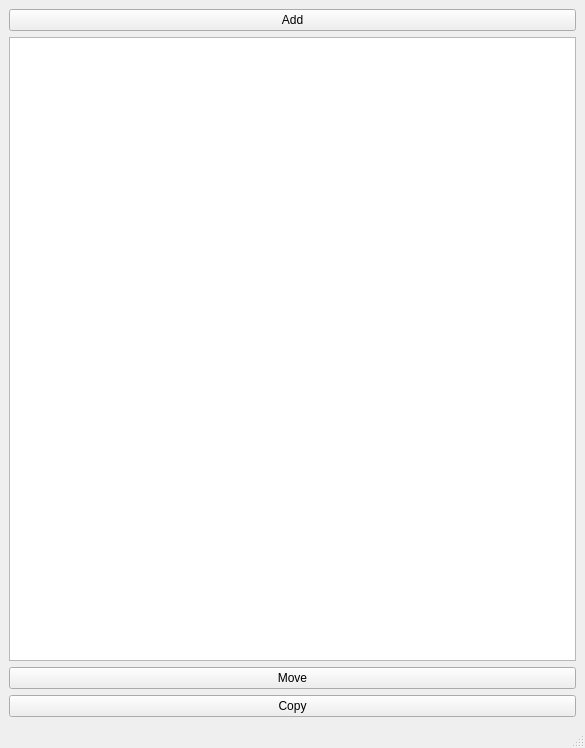
This is ui/window.ui in damian-u-dev/FileBasket as Qt 5 draws it before an edit. The edited form follows.
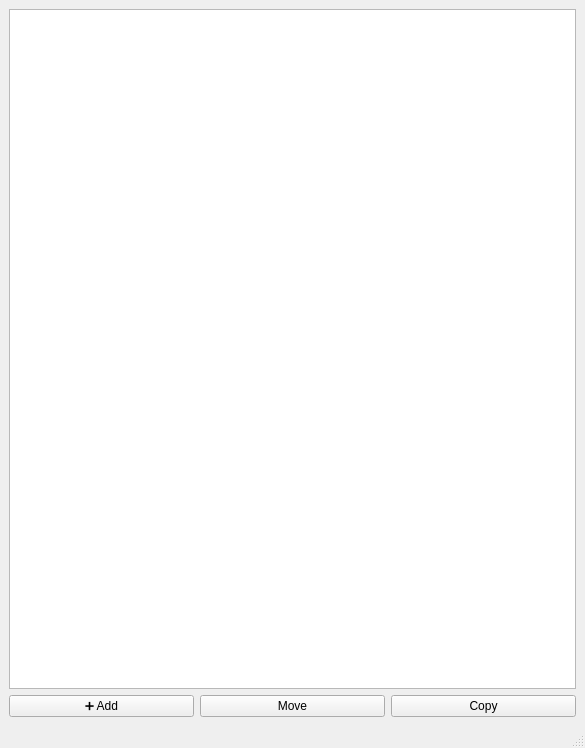
This is the edited form. Custom widgets are drawn as their Qt base class.

What changed in the file:
```diff
--- a/ui/window.ui
+++ b/ui/window.ui
@@ -18,15 +18,19 @@
     <item row="0" column="0">
      <layout class="QVBoxLayout" name="verticalLayout_3">
       <item>
+       <widget class="FileListView" name="listView"/>
+      </item>
+     </layout>
+    </item>
+    <item row="1" column="0">
+     <layout class="QHBoxLayout" name="horizontalLayout_3">
+      <item>
        <widget class="QPushButton" name="buttonAdd">
         <property name="text">
-         <string>Add</string>
+         <string>➕ Add</string>
         </property>
        </widget>
       </item>
-      <item>
-       <widget class="FileListView" name="listView"/>
-      </item>
       <item>
        <widget class="QPushButton" name="buttonMove">
         <property name="text">
```
